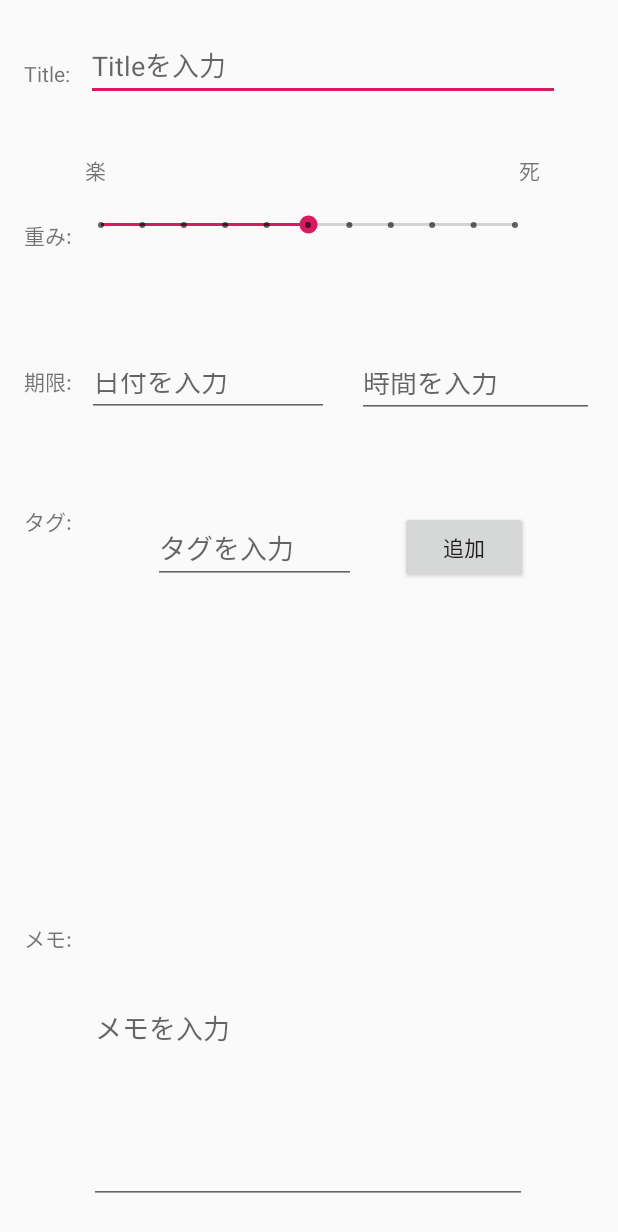
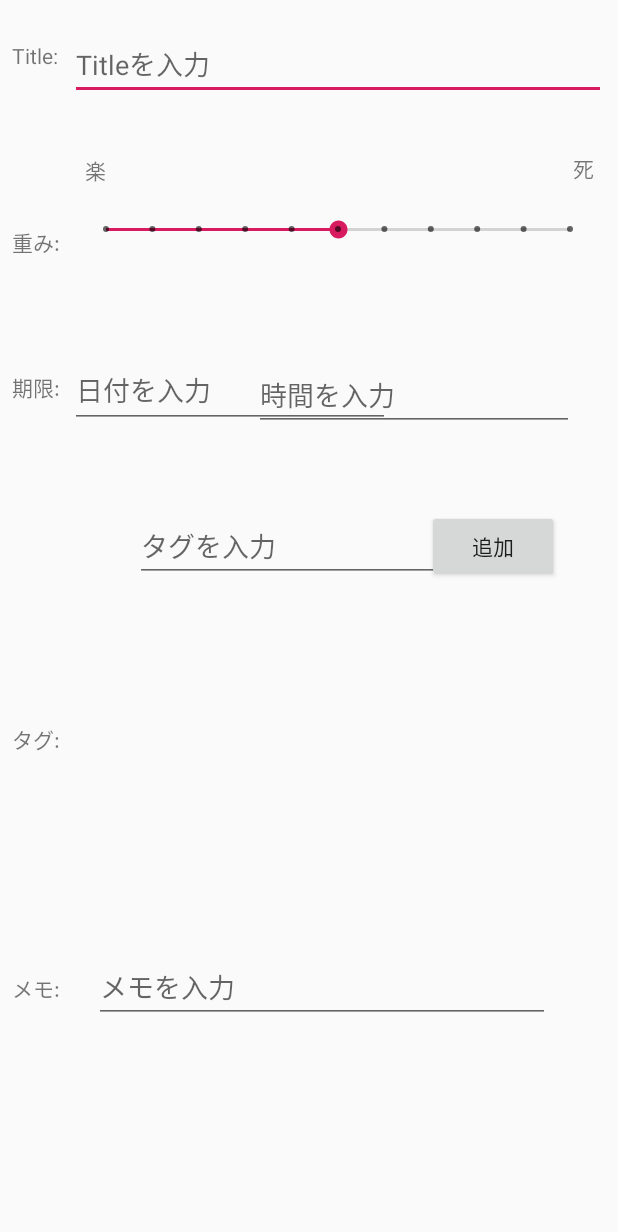
Before and after one commit to kiesproject/yabamiru, an Android app: the layout app_edit.xml on its own in the app's theme, with its tools: preview values and no code run, on a phone screen of 412 x 824 dp. Shown: the top 1232 px of the screen. Run offline under Robolectric (Android 15) with nearby library versions, the phone set to English and light mode, and no system bars.

Commit message:
add_edit_file3

```diff
--- a/app/src/main/res/layout/app_edit.xml
+++ b/app/src/main/res/layout/app_edit.xml
@@ -7,8 +7,8 @@
 
     <EditText
         android:id="@+id/edit_title"
-        android:layout_width="316dp"
-        android:layout_height="44dp"
+        android:layout_width="0dp"
+        android:layout_height="wrap_content"
         android:layout_marginBottom="8dp"
         android:layout_marginEnd="8dp"
         android:layout_marginStart="8dp"
@@ -18,16 +18,15 @@
         android:inputType="textPersonName"
         app:layout_constraintBottom_toBottomOf="parent"
         app:layout_constraintEnd_toEndOf="parent"
-        app:layout_constraintHorizontal_bias="0.619"
-        app:layout_constraintStart_toStartOf="parent"
+        app:layout_constraintStart_toEndOf="@+id/text_title"
         app:layout_constraintTop_toTopOf="parent"
-        app:layout_constraintVertical_bias="0.020" />
+        app:layout_constraintVertical_bias="0.014" />
 
     <SeekBar
         android:id="@+id/edit_seekBar"
         style="@style/Widget.AppCompat.SeekBar.Discrete"
-        android:layout_width="308dp"
-        android:layout_height="39dp"
+        android:layout_width="0dp"
+        android:layout_height="wrap_content"
         android:layout_marginBottom="8dp"
         android:layout_marginEnd="8dp"
         android:layout_marginStart="8dp"
@@ -35,48 +34,46 @@
         android:max="10"
         android:progress="5"
         app:layout_constraintBottom_toBottomOf="parent"
-        app:layout_constraintEnd_toEndOf="parent"
-        app:layout_constraintHorizontal_bias="0.494"
-        app:layout_constraintStart_toStartOf="parent"
+        app:layout_constraintEnd_toEndOf="@+id/edit_title"
+        app:layout_constraintStart_toStartOf="@+id/edit_title"
         app:layout_constraintTop_toTopOf="parent"
-        app:layout_constraintVertical_bias="0.160" />
+        app:layout_constraintVertical_bias="0.172" />
 
     <TextView
         android:id="@+id/text_weight"
+        android:layout_width="wrap_content"
+        android:layout_height="wrap_content"
+        android:layout_marginEnd="8dp"
+        android:layout_marginStart="8dp"
+        android:layout_marginTop="8dp"
+        android:text="重み:"
+        app:layout_constraintBottom_toBottomOf="@+id/edit_seekBar"
+        app:layout_constraintEnd_toStartOf="@+id/text_easy"
+        app:layout_constraintHorizontal_bias="0.022"
+        app:layout_constraintStart_toStartOf="parent"
+        app:layout_constraintTop_toTopOf="@+id/edit_seekBar"
+        app:layout_constraintVertical_bias="0.150" />
+
+    <TextView
+        android:id="@+id/text_deadline"
         android:layout_width="wrap_content"
         android:layout_height="wrap_content"
         android:layout_marginBottom="8dp"
         android:layout_marginEnd="8dp"
         android:layout_marginStart="8dp"
         android:layout_marginTop="8dp"
-        android:text="重み:"
-        app:layout_constraintBottom_toBottomOf="parent"
-        app:layout_constraintEnd_toEndOf="parent"
+        android:text="期限:"
+        app:layout_constraintBottom_toBottomOf="@+id/edit_date"
+        app:layout_constraintEnd_toStartOf="@+id/edit_date"
         app:layout_constraintHorizontal_bias="0.022"
         app:layout_constraintStart_toStartOf="parent"
-        app:layout_constraintTop_toTopOf="@+id/edit_title"
-        app:layout_constraintVertical_bias="0.150" />
-
-    <TextView
-        android:id="@+id/text_deadline"
-        android:layout_width="34dp"
-        android:layout_height="23dp"
-        android:layout_marginBottom="8dp"
-        android:layout_marginEnd="8dp"
-        android:layout_marginStart="8dp"
-        android:layout_marginTop="8dp"
-        android:text="期限:"
-        app:layout_constraintBottom_toBottomOf="parent"
-        app:layout_constraintEnd_toEndOf="parent"
-        app:layout_constraintHorizontal_bias="0.022"
-        app:layout_constraintStart_toStartOf="parent"
-        app:layout_constraintTop_toTopOf="parent"
+        app:layout_constraintTop_toTopOf="@+id/edit_date"
         app:layout_constraintVertical_bias="0.30" />
 
     <EditText
         android:id="@+id/edit_date"
-        android:layout_width="161dp"
-        android:layout_height="39dp"
+        android:layout_width="wrap_content"
+        android:layout_height="50dp"
         android:layout_marginBottom="8dp"
         android:layout_marginEnd="8dp"
         android:layout_marginStart="8dp"
@@ -93,20 +90,18 @@
 
     <EditText
         android:id="@+id/edit_time"
-        android:layout_width="158dp"
-        android:layout_height="40dp"
-        android:layout_marginBottom="8dp"
+        android:layout_width="wrap_content"
+        android:layout_height="wrap_content"
         android:layout_marginEnd="8dp"
         android:layout_marginStart="8dp"
-        android:layout_marginTop="8dp"
         android:ems="10"
         android:hint="時間を入力"
         android:inputType="time"
-        app:layout_constraintBottom_toBottomOf="parent"
-        app:layout_constraintEnd_toEndOf="parent"
+        app:layout_constraintBottom_toBottomOf="@+id/text_deadline"
+        app:layout_constraintEnd_toEndOf="@+id/text_dead"
         app:layout_constraintHorizontal_bias="0.966"
         app:layout_constraintStart_toStartOf="parent"
-        app:layout_constraintTop_toTopOf="parent"
+        app:layout_constraintTop_toTopOf="@+id/text_deadline"
         app:layout_constraintVertical_bias="0.30" />
 
     <TextView
@@ -118,59 +113,43 @@
         android:layout_marginStart="8dp"
         android:layout_marginTop="8dp"
         android:text="タグ:"
-        app:layout_constraintBottom_toBottomOf="parent"
-        app:layout_constraintEnd_toEndOf="parent"
+        app:layout_constraintBottom_toBottomOf="@+id/edit_recyclerView"
+        app:layout_constraintEnd_toEndOf="@+id/text_deadline"
         app:layout_constraintHorizontal_bias="0.022"
         app:layout_constraintStart_toStartOf="parent"
-        app:layout_constraintTop_toTopOf="@+id/edit_title"
+        app:layout_constraintTop_toTopOf="@+id/edit_recyclerView"
         app:layout_constraintVertical_bias="0.40" />
 
     <android.support.v7.widget.RecyclerView
         android:id="@+id/edit_recyclerView"
-        android:layout_width="292dp"
-        android:layout_height="190dp"
+        android:layout_width="0dp"
+        android:layout_height="wrap_content"
         android:layout_marginBottom="8dp"
         android:layout_marginEnd="8dp"
         android:layout_marginStart="8dp"
         android:layout_marginTop="8dp"
         app:layout_constraintBottom_toBottomOf="parent"
-        app:layout_constraintEnd_toEndOf="parent"
+        app:layout_constraintEnd_toEndOf="@+id/edit_time"
         app:layout_constraintHorizontal_bias="0.495"
-        app:layout_constraintStart_toStartOf="parent"
+        app:layout_constraintStart_toStartOf="@+id/edit_date"
         app:layout_constraintTop_toTopOf="parent"
         app:layout_constraintVertical_bias="0.60" />
 
     <TextView
         android:id="@+id/text_memo"
-        android:layout_width="36dp"
-        android:layout_height="20dp"
+        android:layout_width="wrap_content"
+        android:layout_height="wrap_content"
         android:layout_marginBottom="8dp"
         android:layout_marginEnd="8dp"
         android:layout_marginStart="8dp"
         android:layout_marginTop="8dp"
         android:text="メモ:"
-        app:layout_constraintBottom_toBottomOf="parent"
-        app:layout_constraintEnd_toEndOf="parent"
+        app:layout_constraintBottom_toBottomOf="@+id/edit_memo"
+        app:layout_constraintEnd_toEndOf="@+id/text_tag"
         app:layout_constraintHorizontal_bias="0.022"
         app:layout_constraintStart_toStartOf="parent"
-        app:layout_constraintTop_toTopOf="parent"
-        app:layout_constraintVertical_bias="0.770" />
-
-    <Button
-        android:id="@+id/button_tag"
-        android:layout_width="85dp"
-        android:layout_height="wrap_content"
-        android:layout_marginBottom="8dp"
-        android:layout_marginEnd="8dp"
-        android:layout_marginStart="8dp"
-        android:layout_marginTop="8dp"
-        android:text="追加"
-        app:layout_constraintBottom_toBottomOf="parent"
-        app:layout_constraintEnd_toEndOf="parent"
-        app:layout_constraintHorizontal_bias="0.832"
-        app:layout_constraintStart_toStartOf="parent"
-        app:layout_constraintTop_toTopOf="@+id/edit_title"
-        app:layout_constraintVertical_bias="0.420" />
+        app:layout_constraintTop_toTopOf="@+id/edit_memo"
+        app:layout_constraintVertical_bias="0.568" />
 
     <TextView
         android:id="@+id/text_dead"
@@ -183,10 +162,10 @@
         android:text="死"
         app:layout_constraintBottom_toBottomOf="parent"
         app:layout_constraintEnd_toEndOf="parent"
-        app:layout_constraintHorizontal_bias="0.884"
+        app:layout_constraintHorizontal_bias="0.979"
         app:layout_constraintStart_toStartOf="parent"
         app:layout_constraintTop_toTopOf="parent"
-        app:layout_constraintVertical_bias="0.120" />
+        app:layout_constraintVertical_bias="0.119" />
 
     <TextView
         android:id="@+id/text_easy"
@@ -214,38 +193,37 @@
         android:layout_marginTop="8dp"
         android:gravity="start"
         android:text="Title:"
-        app:layout_constraintBottom_toBottomOf="parent"
-        app:layout_constraintEnd_toEndOf="parent"
+        app:layout_constraintBottom_toBottomOf="@+id/edit_title"
+        app:layout_constraintEnd_toEndOf="@+id/text_weight"
         app:layout_constraintHorizontal_bias="0.021"
         app:layout_constraintStart_toStartOf="parent"
-        app:layout_constraintTop_toTopOf="parent"
+        app:layout_constraintTop_toTopOf="@+id/edit_title"
         app:layout_constraintVertical_bias="0.040" />
 
     <EditText
         android:id="@+id/edit_memo"
-        android:layout_width="292dp"
-        android:layout_height="141dp"
+        android:layout_width="0dp"
+        android:layout_height="wrap_content"
         android:layout_marginBottom="8dp"
         android:layout_marginEnd="8dp"
         android:layout_marginStart="8dp"
         android:layout_marginTop="8dp"
         android:ems="10"
+        android:gravity="start"
         android:hint="メモを入力"
         android:inputType="textMultiLine"
         android:maxLines="10"
-        android:gravity="start"
         app:layout_constraintBottom_toBottomOf="parent"
-        app:layout_constraintEnd_toEndOf="parent"
-        app:layout_constraintHorizontal_bias="0.495"
-        app:layout_constraintStart_toStartOf="parent"
+        app:layout_constraintEnd_toEndOf="@+id/edit_recyclerView"
+        app:layout_constraintHorizontal_bias="0.507"
+        app:layout_constraintStart_toStartOf="@+id/edit_recyclerView"
         app:layout_constraintTop_toTopOf="parent"
-        app:layout_constraintVertical_bias="0.980"
-        />
+        app:layout_constraintVertical_bias="0.824" />
 
     <EditText
         android:id="@+id/edit_tag"
-        android:layout_width="135dp"
-        android:layout_height="46dp"
+        android:layout_width="wrap_content"
+        android:layout_height="wrap_content"
         android:layout_marginBottom="8dp"
         android:layout_marginEnd="8dp"
         android:layout_marginStart="8dp"
@@ -254,10 +232,25 @@
         android:hint="タグを入力"
         android:inputType="textPersonName"
         app:layout_constraintBottom_toBottomOf="parent"
+        app:layout_constraintEnd_toEndOf="@+id/edit_recyclerView"
+        app:layout_constraintHorizontal_bias="0.305"
+        app:layout_constraintStart_toStartOf="@+id/edit_recyclerView"
+        app:layout_constraintTop_toTopOf="parent"
+        app:layout_constraintVertical_bias="0.437" />
+
+    <Button
+        android:id="@+id/button_tag"
+        android:layout_width="wrap_content"
+        android:layout_height="wrap_content"
+        android:layout_marginBottom="8dp"
+        android:layout_marginEnd="8dp"
+        android:layout_marginStart="8dp"
+        android:text="追加"
+        app:layout_constraintBottom_toBottomOf="@+id/edit_tag"
         app:layout_constraintEnd_toEndOf="parent"
-        app:layout_constraintHorizontal_bias="0.361"
+        app:layout_constraintHorizontal_bias="0.899"
         app:layout_constraintStart_toStartOf="parent"
-        app:layout_constraintTop_toTopOf="parent"
-        app:layout_constraintVertical_bias="0.440" />
+        app:layout_constraintTop_toTopOf="@+id/edit_tag"
+        app:layout_constraintVertical_bias="0.0" />
 
 </android.support.constraint.ConstraintLayout>
```
